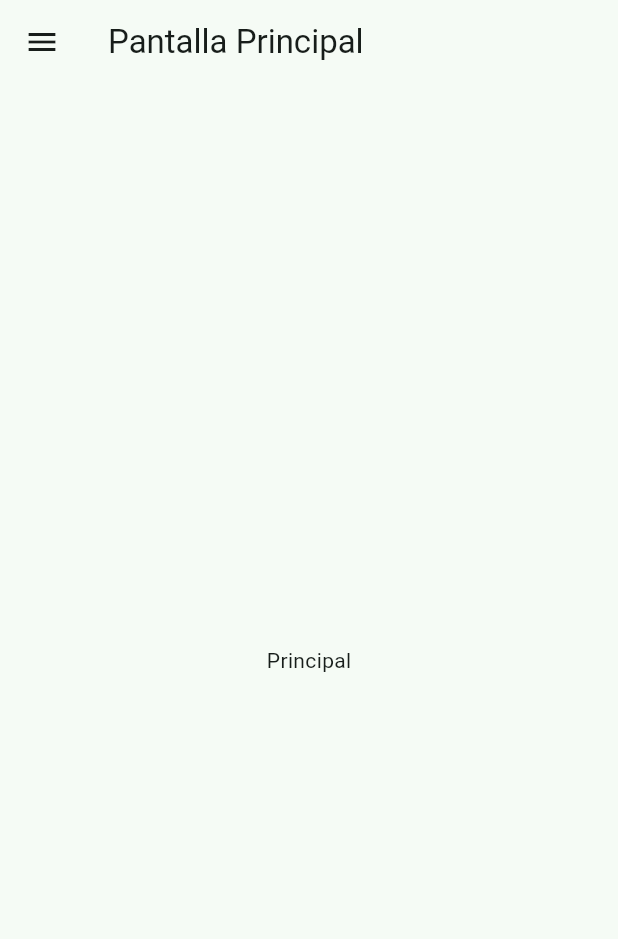
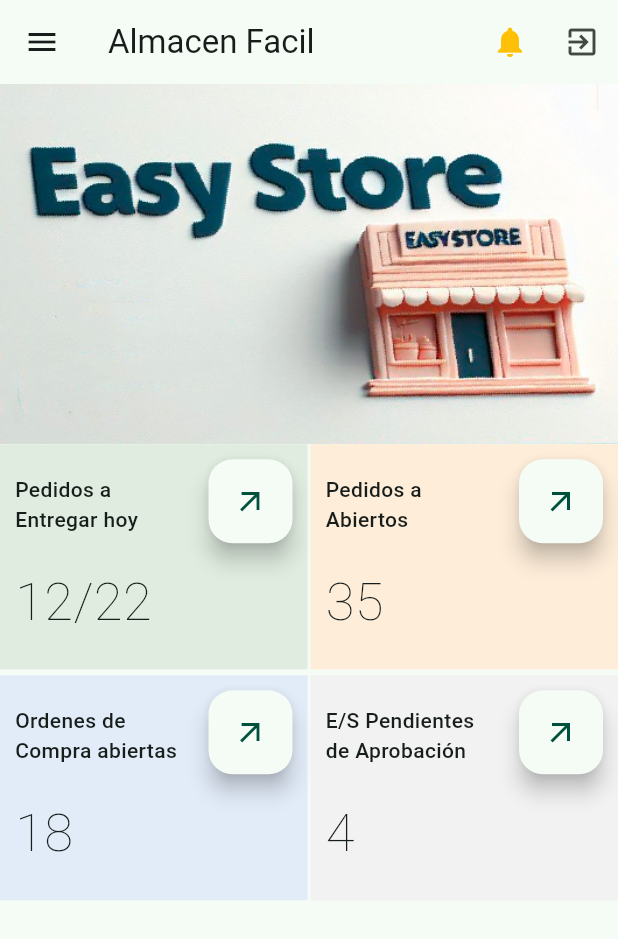
Before and after one commit to fauni/tomate_facil_mobile, a Flutter app: the screen it shows after launch, on a phone screen of 412 x 824 dp. Shown: the top 939 px of the screen. Run offline on Flutter 3.47's test engine with Material 3 defaults, Android fonts, the phone set to English and light mode, and no system bars; our stand-ins replace flutter_riverpod, go_router.

Commit message:
Pagina Principal y formulario de recepcion

```diff
--- a/lib/presentation/screens/home_screen.dart
+++ b/lib/presentation/screens/home_screen.dart
@@ -10,7 +10,17 @@ class HomeScreen extends StatelessWidget {
     return Scaffold(
       key: scaffoldKey,
       appBar: AppBar(
-        title: const Text('Pantalla Principal'),
+        title: const Text('Almacen Facil'),
+        actions: [
+          IconButton(
+            icon: const Icon(Icons.notifications, color: Colors.amber,),
+            onPressed: (){},
+          ),
+          IconButton(
+            icon: const Icon(Icons.exit_to_app),
+            onPressed: (){},
+          )
+        ],
       ),
       body: const _HomeScreenView(),
       drawer: SideMenu(scaffoldKey: scaffoldKey,),
@@ -24,6 +34,105 @@ class _HomeScreenView extends StatelessWidget {
 
   @override
   Widget build(BuildContext context) {
-    return Container(child: const Center(child: Text('Principal'),),);
+    return const Column(
+      children: [
+        Image(image: AssetImage('assets/images/easystore.jpg')),
+        Row(
+          mainAxisAlignment: MainAxisAlignment.spaceAround,
+          children: [
+            ItemInformation(
+              title: 'Pedidos a \nEntregar hoy',
+              data: '12/22',
+              color: Color.fromRGBO(224, 236, 224, 1)
+            ),
+            SizedBox(width: 2),
+            ItemInformation(
+              title: 'Pedidos a \nAbiertos',
+              data: '35',
+              color: Color.fromRGBO(254, 237, 217, 1)
+            ),
+          ]
+        ),
+        SizedBox(height: 4,),
+        Row(
+          mainAxisAlignment: MainAxisAlignment.spaceAround,
+          children: [
+            ItemInformation(
+              title: 'Ordenes de \nCompra abiertas',
+              data: '18',
+              color: Color.fromRGBO(226, 236, 249, 1)
+            ),
+            SizedBox(width: 2,),
+            ItemInformation(
+              title: 'E/S Pendientes \nde Aprobación',
+              data: '4',
+              color: Color.fromRGBO(242, 242, 242, 1)
+            ),
+          ]
+        )
+      ],
+    );
   }
 }
+
+
+class ItemInformation extends StatelessWidget {
+
+  final String title;
+  final String data;
+  final Color color;
+
+  const ItemInformation({super.key, required this.title, required this.data, required this.color});
+
+  @override
+  Widget build(BuildContext context) {
+    final ColorScheme colorScheme = Theme.of(context).colorScheme;
+
+
+    return Expanded(
+      child: Container(
+        height: 150,
+        decoration: BoxDecoration(
+          color: color
+        ),
+        child: Stack(
+          children: [
+            Padding(
+              padding: const EdgeInsets.all(10.0),
+              child: Column(
+                mainAxisAlignment: MainAxisAlignment.spaceAround,
+                crossAxisAlignment: CrossAxisAlignment.start,
+                children: [
+                  Text(
+                    title,
+                    style: const TextStyle(
+                      fontWeight: FontWeight.w500
+                    ),
+                  ),
+                  Text(
+                    data,
+                    style: const TextStyle(
+                      fontWeight: FontWeight.w200,
+                      fontSize: 35.0
+                    ),
+                  )
+                ],
+              ),
+            ),
+            Positioned(
+              top: 10,
+              right: 10,
+              child: FloatingActionButton(
+                backgroundColor: colorScheme.surface,
+                child: const Icon(Icons.arrow_outward_sharp),
+                onPressed: () {
+
+                },
+              )
+            )
+          ],
+        ),
+      ),
+    );
+  }
+}
```
Also changed, not shown: lib/presentation/screens/recepcion/recepcion_uno_screen.dart (+78 -2 lines), pubspec.yaml (+2 -8 lines), assets/images/easystore.jpg (added), pubspec.lock.
